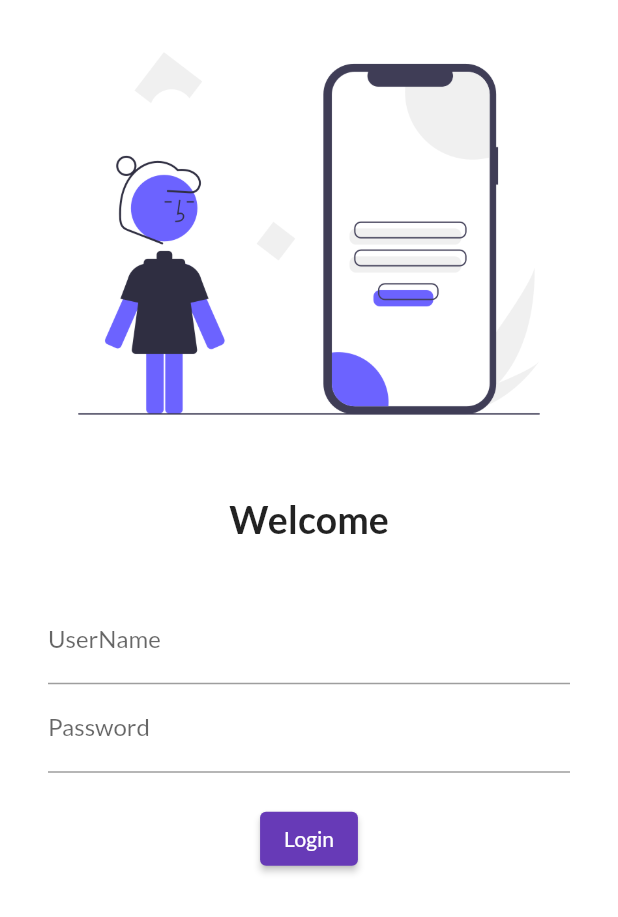
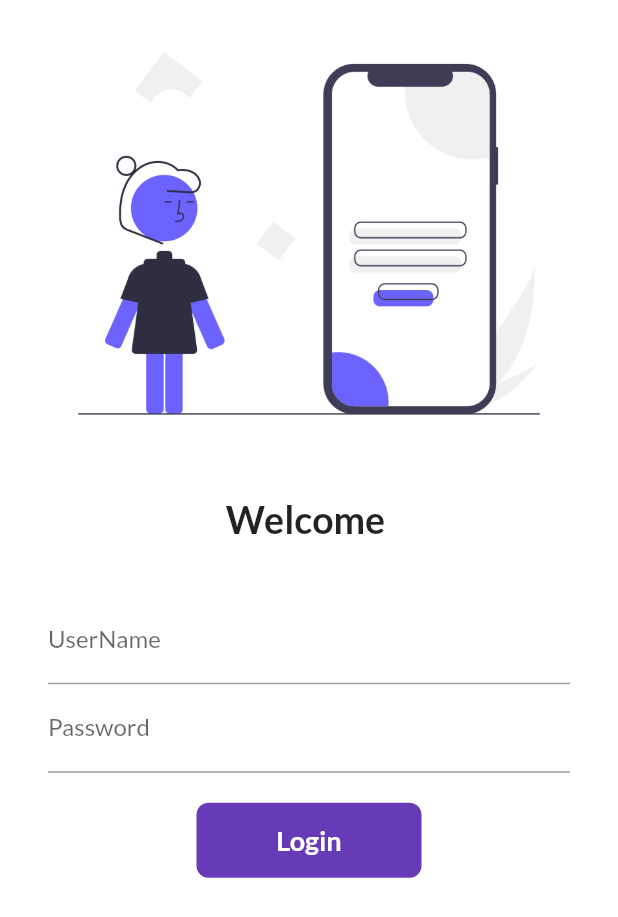
Before and after one commit to XArchangel1/Flutter-Beginner, a Flutter app: the screen it shows after launch, on a phone screen of 412 x 824 dp. Shown: the top 917 px of the screen. Run offline on Flutter 3.47's test engine with Material 2 defaults, Android fonts, the phone set to English and light mode, and no system bars; our stand-ins replace google_fonts.

Commit message:
day 4 started

```diff
--- a/first_app/lib/loginPage.dart
+++ /dev/null
@@ -1,62 +0,0 @@
-import 'package:flutter/material.dart';
-
-class LoginPage extends StatelessWidget {
-  const LoginPage({Key? key}) : super(key: key);
-
-  @override
-  Widget build(BuildContext context) {
-    return Material(
-      color: Colors.white,
-      child: Column(
-        children: [
-          Image.asset("assets/images/login_page.png", fit: BoxFit.cover),
-          SizedBox(
-            height: 20.0,
-          ),
-          Text(
-            "Welcome",
-            style: TextStyle(
-              fontSize: 25,
-              fontWeight: FontWeight.bold,
-            ),
-          ),
-          SizedBox(
-            height: 20.0,
-          ),
-          Padding(
-            padding: const EdgeInsets.symmetric(vertical: 16, horizontal: 32),
-            child: SingleChildScrollView(
-              child: Column(
-                children: [
-                  TextFormField(
-                    decoration: InputDecoration(
-                      hintText: "Enter Username",
-                      labelText: "UserName",
-                    ),
-                  ),
-                  TextFormField(
-                    obscureText: true,
-                    decoration: InputDecoration(
-                      hintText: "Enter Password",
-                      labelText: "Password",
-                    ),
-                  ),
-                  SizedBox(
-                    height: 20.0,
-                  ),
-                  ElevatedButton(
-                    child: Text("Login"),
-                    style: TextButton.styleFrom(),
-                    onPressed: () {
-                      print("Hi User you are in my world");
-                    },
-                  )
-                ],
-              ),
-            ),
-          ),
-        ],
-      ),
-    );
-  }
-}
--- a/first_app/lib/main.dart
+++ b/first_app/lib/main.dart
@@ -1,6 +1,7 @@
 import 'package:first_app/pages/homepage.dart';
+import 'package:first_app/utils/routes.dart';
 import 'package:flutter/material.dart';
-import 'package:first_app/loginPage.dart';
+import 'package:first_app/pages/loginPage.dart';
 import 'package:google_fonts/google_fonts.dart';
 
 void main() {
@@ -13,6 +14,7 @@ class MyApp extends StatelessWidget {
   @override
   Widget build(BuildContext context) {
     return MaterialApp(
+      debugShowCheckedModeBanner: false,
       themeMode: ThemeMode.light,
       theme: ThemeData(
         primarySwatch: Colors.deepPurple,
@@ -21,8 +23,8 @@ class MyApp extends StatelessWidget {
       darkTheme: ThemeData(brightness: Brightness.dark),
 
       routes: {
-        "/home" : (context) => HomePage(),
-        "/" : (context) => LoginPage(),
+        MyRoutes.homeRoute : (context) => HomePage(),
+        MyRoutes.loginRoute : (context) => LoginPage(),
       },
   );
 }
--- a/first_app/lib/pages/homepage.dart
+++ b/first_app/lib/pages/homepage.dart
@@ -1,7 +1,4 @@
 import 'package:flutter/material.dart';
-
-import 'package:flutter/material.dart';
-
 class HomePage extends StatelessWidget {
   const HomePage({Key? key}) : super(key: key);
 
--- /dev/null
+++ b/first_app/lib/pages/loginPage.dart
@@ -0,0 +1,95 @@
+import 'package:first_app/utils/routes.dart';
+import 'package:flutter/material.dart';
+
+class LoginPage extends StatefulWidget {
+  const LoginPage({Key? key}) : super(key: key);
+
+  @override
+  State<LoginPage> createState() => _LoginPageState();
+}
+
+class _LoginPageState extends State<LoginPage> {
+  String name = "";
+  @override
+  Widget build(BuildContext context) {
+    return Material(
+      color: Colors.white,
+      child: Column(
+        children: [
+          Image.asset("assets/images/login_page.png", fit: BoxFit.cover),
+          SizedBox(
+            height: 20.0,
+          ),
+          Text(
+            "Welcome $name",
+            style: TextStyle(
+              fontSize: 25,
+              fontWeight: FontWeight.bold,
+            ),
+          ),
+          SizedBox(
+            height: 20.0,
+          ),
+          Padding(
+            padding: const EdgeInsets.symmetric(vertical: 16, horizontal: 32),
+            child: SingleChildScrollView(
+              child: Column(
+                children: [
+                  TextFormField(
+                      decoration: InputDecoration(
+                        hintText: "Enter Username",
+                        labelText: "UserName",
+                      ),
+                      onChanged: (value) {
+                        name = value;
+                        setState(() {});
+                      }),
+                  TextFormField(
+                    obscureText: true,
+                    decoration: InputDecoration(
+                      hintText: "Enter Password",
+                      labelText: "Password",
+                    ),
+                  ),
+                  SizedBox(
+                    height: 20.0,
+                  ),
+
+                  InkWell(
+                    onTap: (){
+                      Navigator.pushNamed(context, MyRoutes.homeRoute);
+                    },
+                    child: Container(
+                      width: 150,
+                      height: 50,
+                      alignment: Alignment.center,
+                      child: Text(
+                        "Login",
+                        style: TextStyle(
+                          color: Colors.white,
+                          fontWeight: FontWeight.bold,
+                          fontSize: 18,
+                        )),
+                        decoration: BoxDecoration(
+                          color: Colors.deepPurple,
+                          borderRadius: BorderRadius.circular(8),
+                        )
+                    ),
+                  )
+
+                  /*ElevatedButton(
+                    child: Text("Login"),
+                    style: TextButton.styleFrom(),
+                    onPressed: () {
+                      Navigator.pushNamed(context, MyRoutes.homeRoute);
+                    },
+                  )*/
+                ],
+              ),
+            ),
+          ),
+        ],
+      ),
+    );
+  }
+}
--- /dev/null
+++ b/first_app/lib/utils/routes.dart
@@ -0,0 +1,4 @@
+class MyRoutes {
+  static String loginRoute = "/";
+  static String homeRoute = "/home";
+}
```
